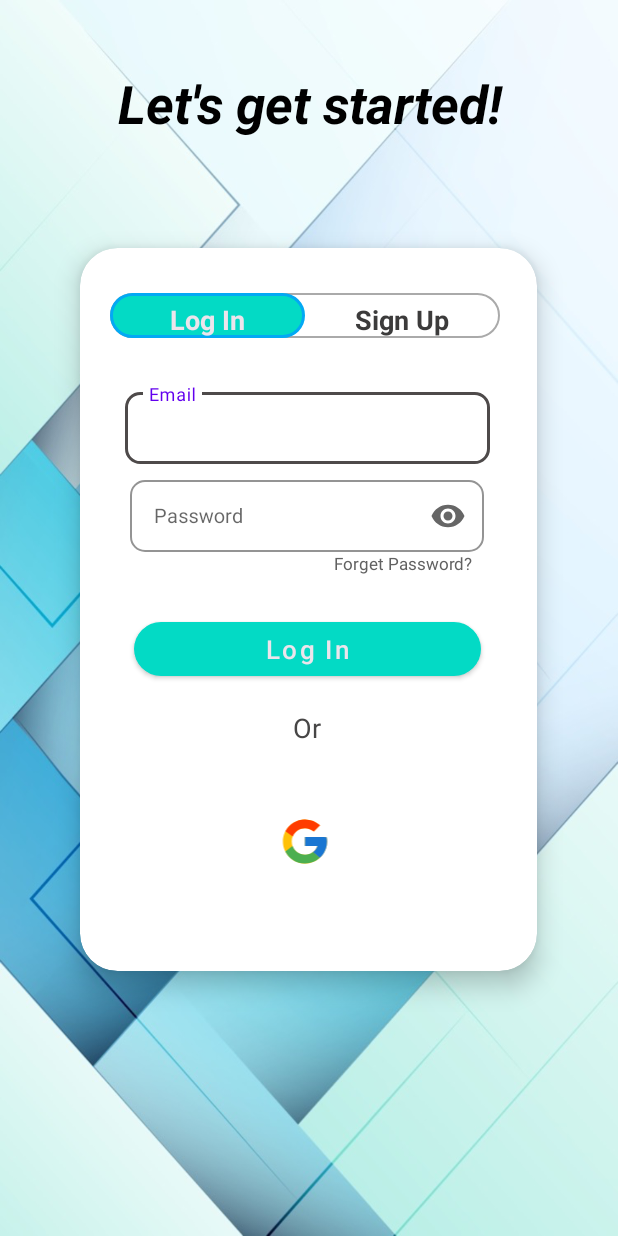
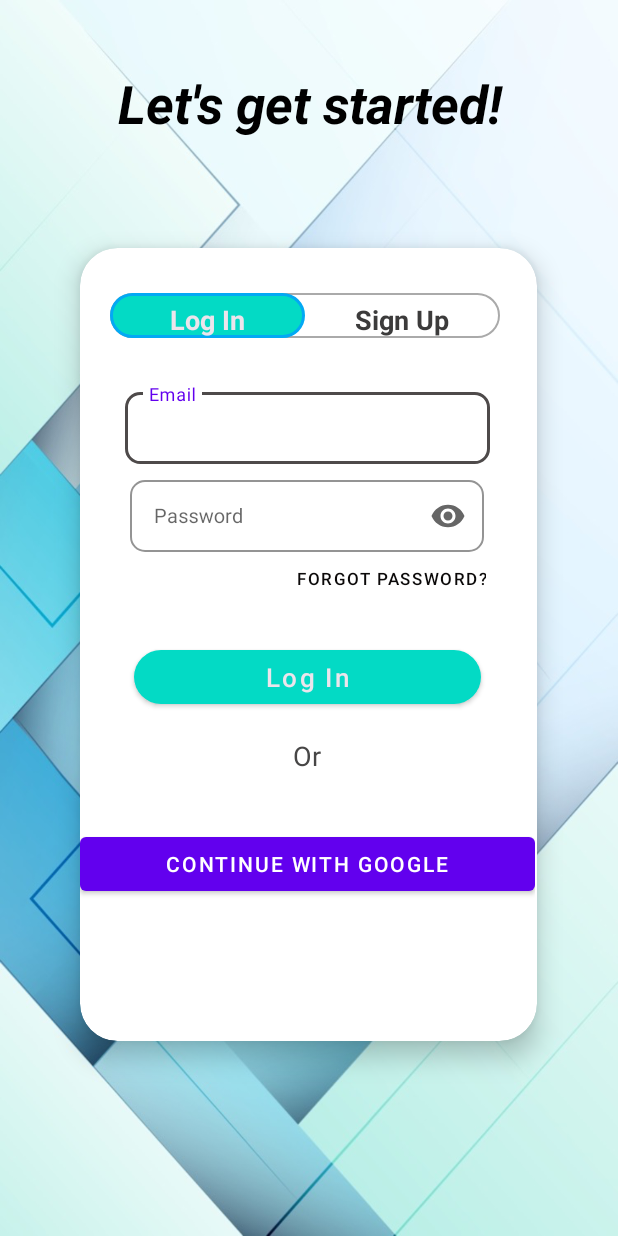
Before and after one commit to Arpit1069/CharitAble, an Android app: the screen it shows after launch (login), on a phone screen of 412 x 824 dp. Run offline under Robolectric (Android 15) with nearby library versions, the light colour scheme and no system bars; our stand-ins replace Firebase (no records; nobody signed in at launch, a user with empty details on screens opened directly).

Commit message:
10.2  update

```diff
--- a/app/build.gradle
+++ b/app/build.gradle
@@ -46,6 +46,7 @@ dependencies {
     implementation 'com.google.firebase:firebase-analytics-ktx'
     implementation 'com.google.firebase:firebase-auth-ktx:21.0.1'
     implementation 'com.google.firebase:firebase-firestore:24.0.1'
+    implementation 'com.google.android.gms:play-services-auth:20.1.0'
     testImplementation 'junit:junit:'
     androidTestImplementation 'androidx.test.ext:junit:1.1.3'
     androidTestImplementation 'androidx.test.espresso:espresso-core:3.4.0'
--- a/app/src/main/res/layout/login.xml
+++ b/app/src/main/res/layout/login.xml
@@ -22,7 +22,7 @@
 
     <androidx.cardview.widget.CardView
         android:layout_width="339dp"
-        android:layout_height="527dp"
+        android:layout_height="574dp"
         android:layout_gravity="center"
         android:layout_marginStart="38dp"
         android:layout_marginTop="50dp"
@@ -61,6 +61,7 @@
                     android:textColor="@color/textColor"
                     android:textSize="18sp"
                     android:textStyle="normal|bold" />
+
                 <TextView
                     android:id="@+id/Signup"
                     android:layout_width="183dp"
@@ -77,6 +78,7 @@
 
 
             </LinearLayout>
+
             <LinearLayout
                 android:id="@+id/logInLayout"
                 android:layout_width="match_parent"
@@ -134,17 +136,20 @@
                         android:textStyle="normal" />
                 </com.google.android.material.textfield.TextInputLayout>
 
-                <TextView
-                    android:layout_width="220dp"
-                    android:layout_height="wrap_content"
-                    android:text="Forget Password?"
+                <Button
+                    android:id="@+id/btnforgotpassword"
+                    android:layout_width="270sp"
+                    android:layout_height="34dp"
+                    android:background="#00FFFFFF"
+                    android:text="Forgot Password?"
                     android:textAlignment="textEnd"
-                    android:textColor="#616161"
+                    android:textColor="#0B0909"
                     android:textSize="11sp"
-                    android:textStyle="normal">
+                    android:textStyle="normal" />
 
-                </TextView>
+
             </LinearLayout>
+
             <LinearLayout
                 android:id="@+id/signupLayout"
                 android:layout_width="match_parent"
@@ -308,13 +313,17 @@
                 android:gravity="center"
                 android:orientation="horizontal" />
 
-            <ImageView
-                android:layout_width="280dp"
-                android:layout_height="35dp"
-                android:layout_margin="10dp"
-                android:src="@drawable/ic_icons8_google" />
-
-
+            <!--            <ImageView-->
+            <!--                android:layout_width="280dp"-->
+            <!--                android:layout_height="35dp"-->
+            <!--                android:layout_margin="10dp"-->
+            <!--                android:src="@drawable/ic_icons8_google" />-->
+            <Button
+                android:id="@+id/googleautologin"
+                android:layout_width="match_parent"
+                android:layout_height="wrap_content"
+                android:onClick="GoogleSignIn"
+                android:text="Continue with Google" />
 
 
         </LinearLayout>
--- a/app/src/main/res/values/strings.xml
+++ b/app/src/main/res/values/strings.xml
@@ -4,4 +4,5 @@
     <string name="sign_up">Sign Up</string>
     <string name="please_wait">please_wait</string>
     <string name="please_click_back_again_to_exit">Please click back again to exit.</string>
+    <string name="default_web_client_id_auth">441966122514-i08lfca0pcjn71d06tu98ph5tmp9nisl.apps.googleusercontent.com</string>
 </resources>
```
Also changed, not shown: app/src/main/java/com/example/charitable/login.kt (+75 -7 lines).
